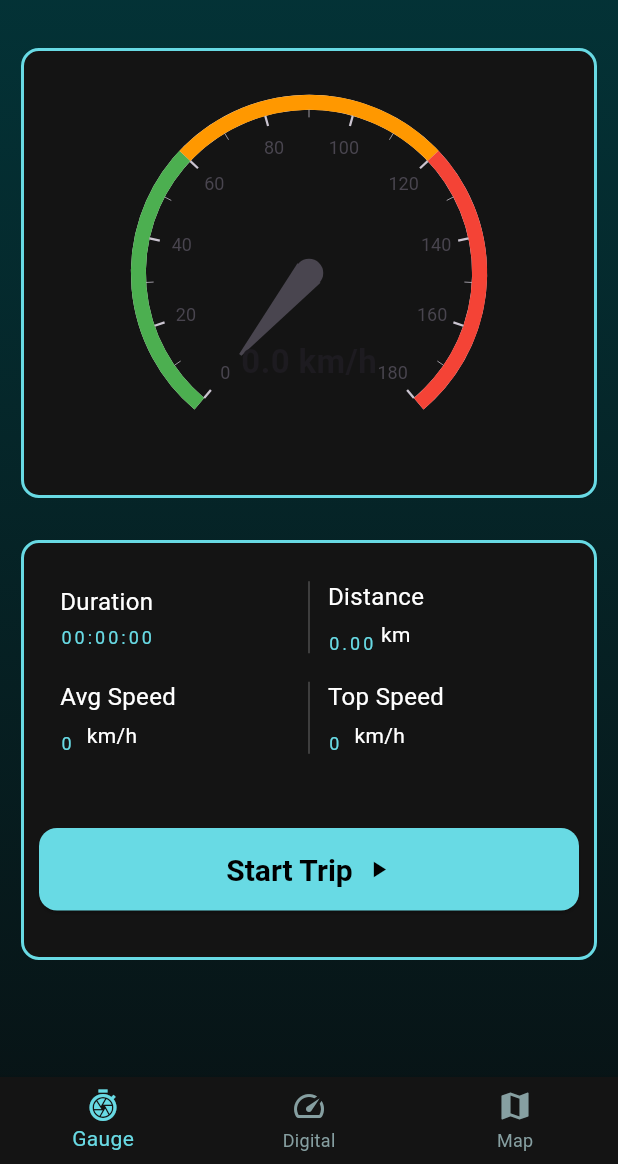
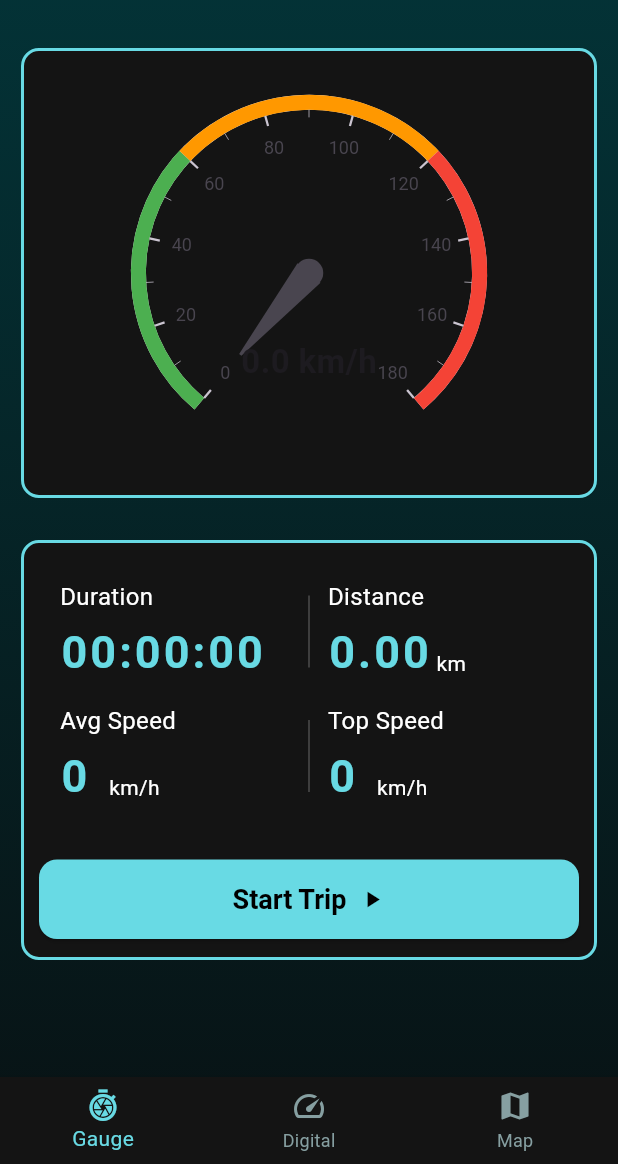
Before and after one commit to Ismailakram300/speedo_meter, a Flutter app: the screen it shows after launch, on a phone screen of 412 x 824 dp, the part 72-1236 px from its top. Run offline on Flutter 3.47's test engine with Material 3 defaults, Android fonts, the phone set to English and light mode, and no system bars; drawn by our look-alikes of syncfusion_flutter_gauges; our stand-ins replace audioplayers, carousel_slider, geocoding, geolocator, google_maps_flutter, permission_handler and 4 more; accounts and stored records are empty; Roboto replaces fonts that are missing (Digital).

Commit message:
Update main.dart

```diff
--- a/lib/main.dart
+++ b/lib/main.dart
@@ -87,7 +87,7 @@ class TripStatsCard extends StatelessWidget {
                 ),
               ],
             ),
-            const SizedBox(height: 16),
+            const SizedBox(height: 13),
             Row(
               children: [
                 _StatColumn(
@@ -103,7 +103,7 @@ class TripStatsCard extends StatelessWidget {
                 ),
               ],
             ),
-            const SizedBox(height:14),
+           // const SizedBox(height:14),
 
 
           ],
@@ -139,9 +139,11 @@ class _StatColumn extends StatelessWidget {
                 value,
                 style: const TextStyle(
                   color: Color(0xFF68DAE4),
-                  fontSize: 12,
+
+                  fontSize: 30,
                   fontFamily: 'Digital', // Use your digital font here
                   letterSpacing: 2,
+                  fontWeight: FontWeight.bold,
                 ),
               ),
               if (unit.isNotEmpty)
@@ -192,7 +194,7 @@ class startButton extends StatelessWidget {
           textStyle: const TextStyle(
             color: Color(0xff032B29),
             fontWeight: FontWeight.bold,
-            fontSize: 20,
+            fontSize: 18,
           ),
         ),
         child: const Row(
```
